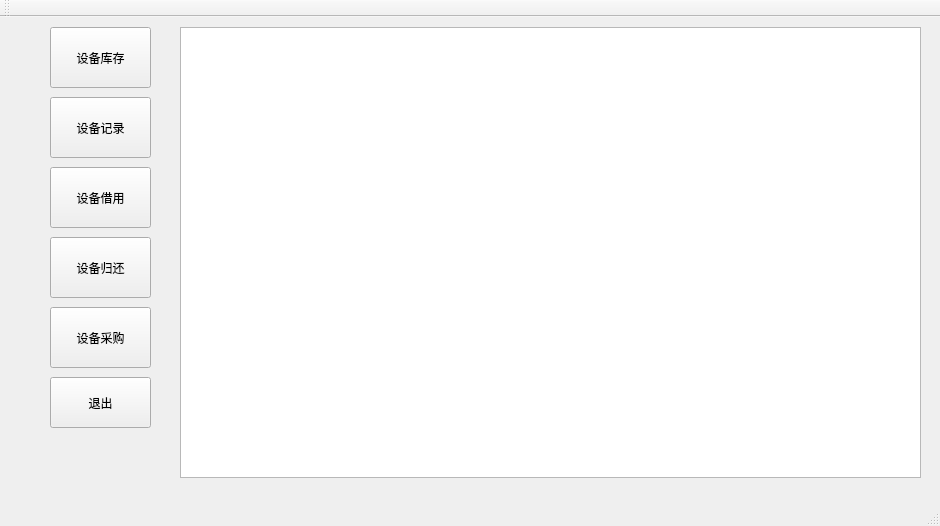
Qt form src/mainwindow.ui (guanqian1994/EquipmentManagementSystem) before a commit.
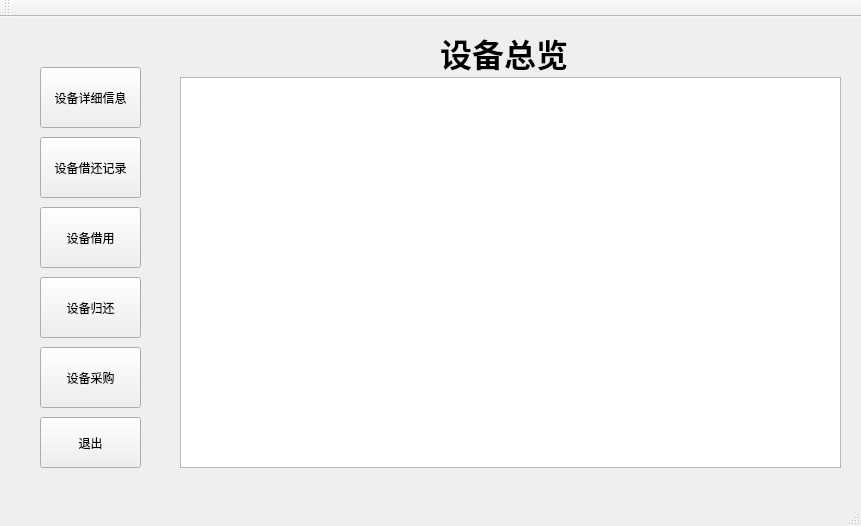
The same form after that commit.

Diff of the .ui file:
```diff
--- a/src/mainwindow.ui
+++ b/src/mainwindow.ui
@@ -6,7 +6,7 @@
    <rect>
     <x>0</x>
     <y>0</y>
-    <width>940</width>
+    <width>861</width>
     <height>526</height>
    </rect>
   </property>
@@ -18,43 +18,43 @@
     <property name="geometry">
      <rect>
       <x>180</x>
-      <y>10</y>
-      <width>741</width>
-      <height>451</height>
+      <y>60</y>
+      <width>661</width>
+      <height>391</height>
      </rect>
     </property>
    </widget>
    <widget class="QPushButton" name="all">
     <property name="geometry">
      <rect>
-      <x>50</x>
-      <y>10</y>
+      <x>40</x>
+      <y>50</y>
       <width>101</width>
       <height>61</height>
      </rect>
     </property>
     <property name="text">
-     <string>设备库存</string>
+     <string>设备详细信息</string>
     </property>
    </widget>
    <widget class="QPushButton" name="record">
     <property name="geometry">
      <rect>
-      <x>50</x>
-      <y>80</y>
+      <x>40</x>
+      <y>120</y>
       <width>101</width>
       <height>61</height>
      </rect>
     </property>
     <property name="text">
-     <string>设备记录</string>
+     <string>设备借还记录</string>
     </property>
    </widget>
    <widget class="QPushButton" name="exit">
     <property name="geometry">
      <rect>
-      <x>50</x>
-      <y>360</y>
+      <x>40</x>
+      <y>400</y>
       <width>101</width>
       <height>51</height>
      </rect>
@@ -66,8 +66,8 @@
    <widget class="QPushButton" name="insert">
     <property name="geometry">
      <rect>
-      <x>50</x>
-      <y>290</y>
+      <x>40</x>
+      <y>330</y>
       <width>101</width>
       <height>61</height>
      </rect>
@@ -79,8 +79,8 @@
    <widget class="QPushButton" name="lend">
     <property name="geometry">
      <rect>
-      <x>50</x>
-      <y>150</y>
+      <x>40</x>
+      <y>190</y>
       <width>101</width>
       <height>61</height>
      </rect>
@@ -92,8 +92,8 @@
    <widget class="QPushButton" name="return_2">
     <property name="geometry">
      <rect>
-      <x>50</x>
-      <y>220</y>
+      <x>40</x>
+      <y>260</y>
       <width>101</width>
       <height>61</height>
      </rect>
@@ -102,6 +102,27 @@
      <string>设备归还</string>
     </property>
    </widget>
+   <widget class="QLabel" name="label">
+    <property name="geometry">
+     <rect>
+      <x>440</x>
+      <y>10</y>
+      <width>131</width>
+      <height>51</height>
+     </rect>
+    </property>
+    <property name="font">
+     <font>
+      <family>方正喵呜体</family>
+      <pointsize>24</pointsize>
+      <weight>75</weight>
+      <bold>true</bold>
+     </font>
+    </property>
+    <property name="text">
+     <string>设备总览</string>
+    </property>
+   </widget>
   </widget>
   <widget class="QMenuBar" name="menuBar">
    <property name="geometry">
```
Left out of the diff: 2 changed lines with no effect on the pictures.
